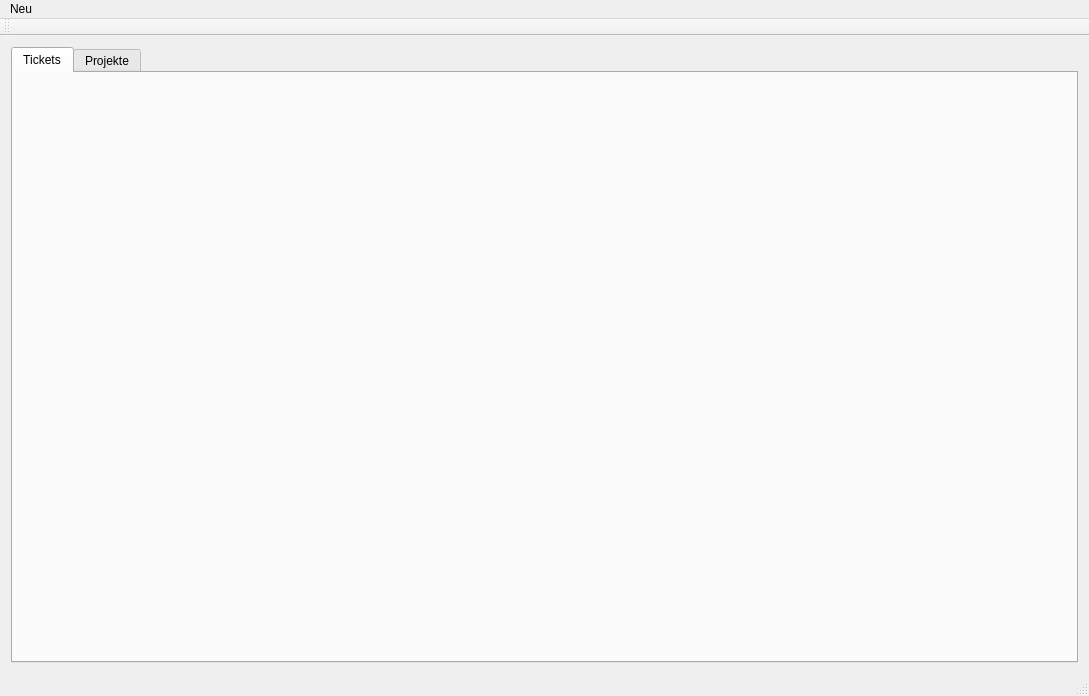
The window that mainwindow.ui (ghannami/TicketSystem) describes before a commit, drawn with Qt 5.
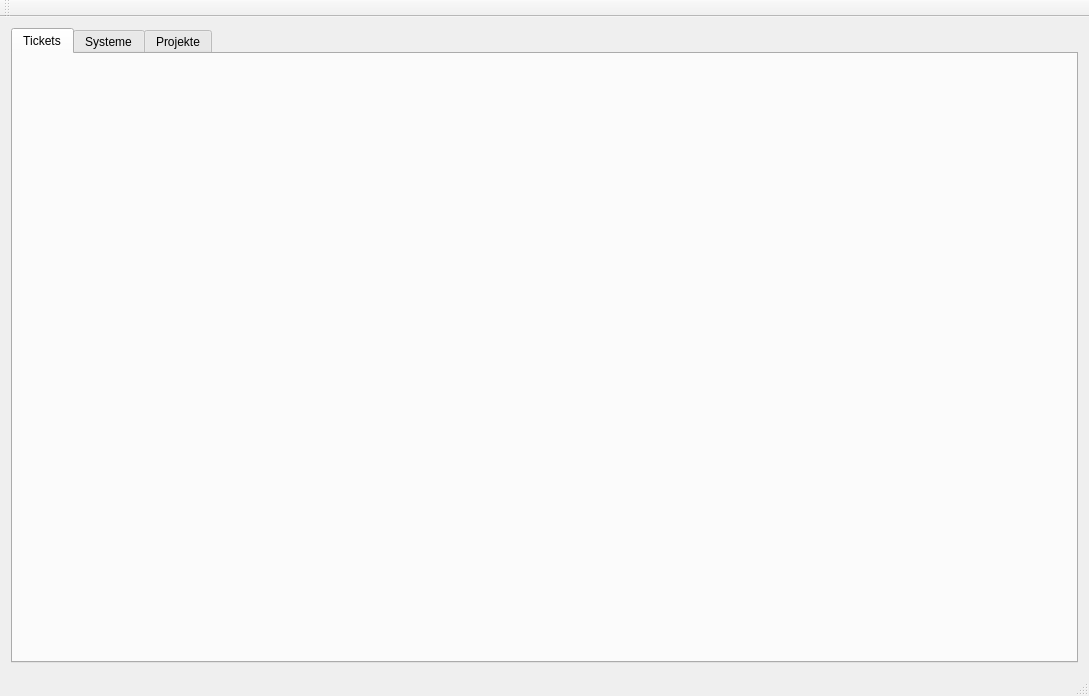
The same window after the commit. The open tabs and pages were chosen to show the change. Icons and pictures are not drawn.

The edit to the form file:
```diff
--- a/mainwindow.ui
+++ b/mainwindow.ui
@@ -17,6 +17,15 @@
    <iconset resource="rsc.qrc">
     <normaloff>:/icon/ticketx64</normaloff>:/icon/ticketx64</iconset>
   </property>
+  <property name="toolButtonStyle">
+   <enum>Qt::ToolButtonTextBesideIcon</enum>
+  </property>
+  <property name="animated">
+   <bool>false</bool>
+  </property>
+  <property name="documentMode">
+   <bool>false</bool>
+  </property>
   <widget class="QWidget" name="centralWidget">
    <layout class="QVBoxLayout" name="verticalLayout">
     <item>
@@ -29,6 +38,11 @@
         <string>Tickets</string>
        </attribute>
       </widget>
+      <widget class="QWidget" name="systems">
+       <attribute name="title">
+        <string>Systeme</string>
+       </attribute>
+      </widget>
       <widget class="QWidget" name="projects">
        <attribute name="title">
         <string>Projekte</string>
@@ -53,15 +67,6 @@
    <property name="nativeMenuBar">
     <bool>false</bool>
    </property>
-   <widget class="QMenu" name="menuNeu">
-    <property name="title">
-     <string>Neu</string>
-    </property>
-    <addaction name="actionProjekt"/>
-    <addaction name="actionTicket"/>
-    <addaction name="actionTask"/>
-   </widget>
-   <addaction name="menuNeu"/>
   </widget>
   <widget class="QToolBar" name="mainToolBar">
    <attribute name="toolBarArea">
```
Left out of the diff: 2 changed lines with no effect on the pictures.
